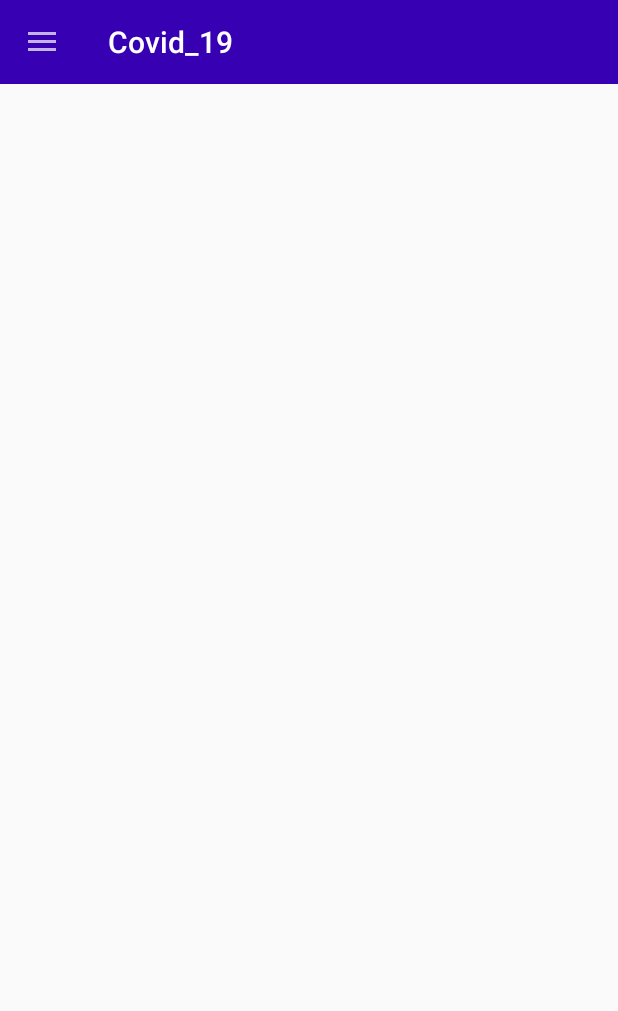
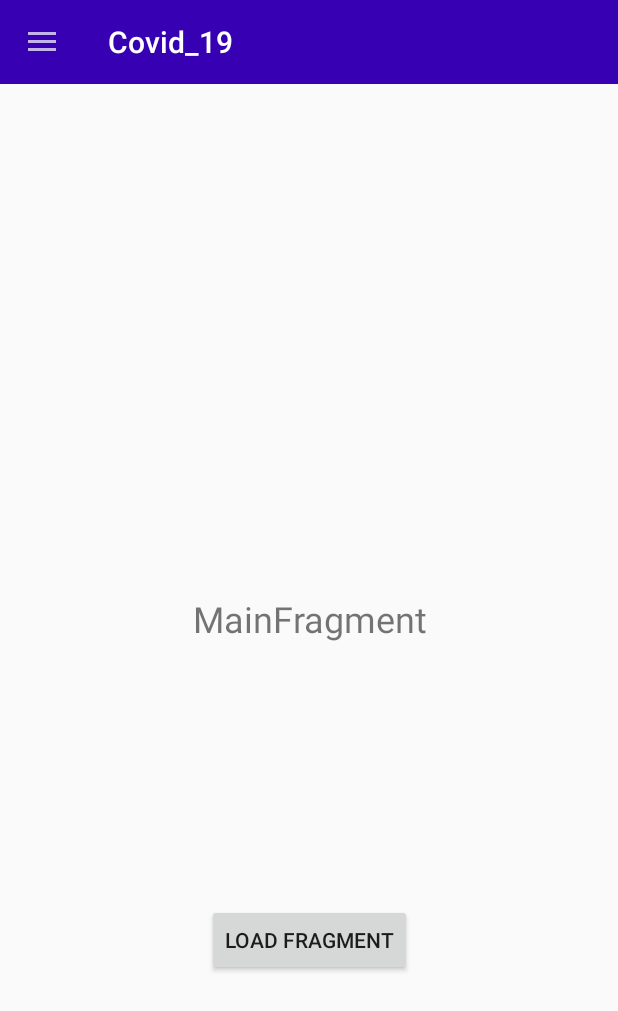
Before and after one commit to TpcBankk/Covid_19, an Android app: the screen it shows after launch once a user with an empty profile is signed in (MainActivity), on a phone screen of 412 x 824 dp. Shown: the top 1011 px of the screen. Run offline under Robolectric (Android 15) with nearby library versions, the phone set to English and light mode, and no system bars; our stand-ins replace Firebase (no records; nobody signed in at launch, a user with empty details on screens opened directly); libraries missing offline, so code that uses them is left out: com.facebook, com.facebook.appevents, com.facebook.login; Roboto replaces fonts that are not available here; 4 statements that could not run were skipped.

Commit message:
app Menu(fragment) v.1.1

```diff
--- /dev/null
+++ b/app/src/main/java/com/example/covid_19/FragmentSecond.java
@@ -0,0 +1,6 @@
+package com.example.covid_19;
+
+import androidx.fragment.app.Fragment;
+
+public class FragmentSecond extends Fragment {
+}
--- a/app/src/main/java/com/example/covid_19/MainActivity.java
+++ b/app/src/main/java/com/example/covid_19/MainActivity.java
@@ -5,10 +5,13 @@ import androidx.appcompat.app.ActionBarDrawerToggle;
 import androidx.appcompat.app.AppCompatActivity;
 import androidx.appcompat.widget.Toolbar;
 import androidx.drawerlayout.widget.DrawerLayout;
+import androidx.fragment.app.FragmentManager;
+import androidx.fragment.app.FragmentTransaction;
 
 import android.content.Intent;
 import android.os.Bundle;
 import android.service.dreams.DreamService;
+import android.view.MenuItem;
 import android.view.View;
 import android.widget.Toast;
 
@@ -19,12 +22,14 @@ import com.google.android.gms.tasks.OnSuccessListener;
 import com.google.android.material.navigation.NavigationView;
 import com.google.firebase.auth.FirebaseAuth;
 
-public class MainActivity extends AppCompatActivity {
+public class MainActivity extends AppCompatActivity implements NavigationView.OnNavigationItemSelectedListener{
 
     DrawerLayout drawerLayout;
     ActionBarDrawerToggle actionBarDrawerToggle;
     Toolbar toolbar;
     NavigationView navigationView;
+    FragmentManager fragmentManager;
+    FragmentTransaction fragmentTransaction;
 
     @Override
     protected void onCreate(Bundle savedInstanceState) {
@@ -36,11 +41,32 @@ public class MainActivity extends AppCompatActivity {
 
         drawerLayout = findViewById(R.id.drawer);
         navigationView = findViewById(R.id.navigationView);
+        navigationView.setNavigationItemSelectedListener(this);
 
         actionBarDrawerToggle = new ActionBarDrawerToggle(this,drawerLayout,toolbar, R.string.open,R.string.close);
         drawerLayout.addDrawerListener(actionBarDrawerToggle);
         actionBarDrawerToggle.setDrawerIndicatorEnabled(true);
         actionBarDrawerToggle.syncState();
+
+
+        //load fragment
+        fragmentManager = getSupportFragmentManager();
+        fragmentTransaction = fragmentManager.beginTransaction();
+        fragmentTransaction.add(R.id.contener_fragment,new MainFragment());
+        fragmentTransaction.commit();
+
+
     }
 
+    @Override
+    public boolean onNavigationItemSelected(@NonNull MenuItem menuItem) {
+
+        if (menuItem.getItemId() == R.id.home){
+
+        }
+        if (menuItem.getItemId() == R.id.home){
+
+        }
+        return true;
+    }
 }
--- /dev/null
+++ b/app/src/main/java/com/example/covid_19/MainFragment.java
@@ -0,0 +1,21 @@
+package com.example.covid_19;
+
+import android.net.Uri;
+import android.view.View;
+import android.view.LayoutInflater;
+import android.view.ViewGroup;
+import android.os.Bundle;
+
+
+import androidx.annotation.NonNull;
+import androidx.annotation.Nullable;
+import androidx.fragment.app.Fragment;
+
+public class MainFragment extends Fragment {
+    @Nullable
+    @Override
+    public View onCreateView(@NonNull LayoutInflater inflater, @Nullable ViewGroup comtainer, @Nullable Bundle saveInstanceState){
+        View view = inflater.inflate(R.layout.fragment_main,comtainer,false);
+        return view;
+    }
+}
--- /dev/null
+++ b/app/src/main/res/layout/fragment_main.xml
@@ -0,0 +1,30 @@
+<?xml version="1.0" encoding="utf-8"?>
+<androidx.constraintlayout.widget.ConstraintLayout
+    xmlns:android="http://schemas.android.com/apk/res/android"
+    xmlns:app="http://schemas.android.com/apk/res-auto"
+    xmlns:tools="http://schemas.android.com/tools"
+    android:layout_width="match_parent"
+    android:layout_height="match_parent">
+
+    <TextView
+        android:id="@+id/textView"
+        android:layout_width="0dp"
+        android:layout_height="wrap_content"
+        android:text="MainFragment"
+        android:textAlignment="center"
+        android:textSize="24sp"
+        app:layout_constraintBottom_toBottomOf="parent"
+        app:layout_constraintEnd_toEndOf="parent"
+        app:layout_constraintStart_toStartOf="parent"
+        app:layout_constraintTop_toTopOf="parent" />
+
+    <Button
+        android:id="@+id/button2"
+        android:layout_width="wrap_content"
+        android:layout_height="wrap_content"
+        android:text="LOAD FRAGMENT"
+        app:layout_constraintBottom_toBottomOf="parent"
+        app:layout_constraintEnd_toEndOf="parent"
+        app:layout_constraintStart_toStartOf="parent"
+        app:layout_constraintTop_toBottomOf="@+id/textView" />
+</androidx.constraintlayout.widget.ConstraintLayout>
--- /dev/null
+++ b/app/src/main/res/layout/fragment_second.xml
@@ -0,0 +1,6 @@
+<?xml version="1.0" encoding="utf-8"?>
+<androidx.constraintlayout.widget.ConstraintLayout
+    xmlns:android="http://schemas.android.com/apk/res/android" android:layout_width="match_parent"
+    android:layout_height="match_parent">
+
+</androidx.constraintlayout.widget.ConstraintLayout>
```
